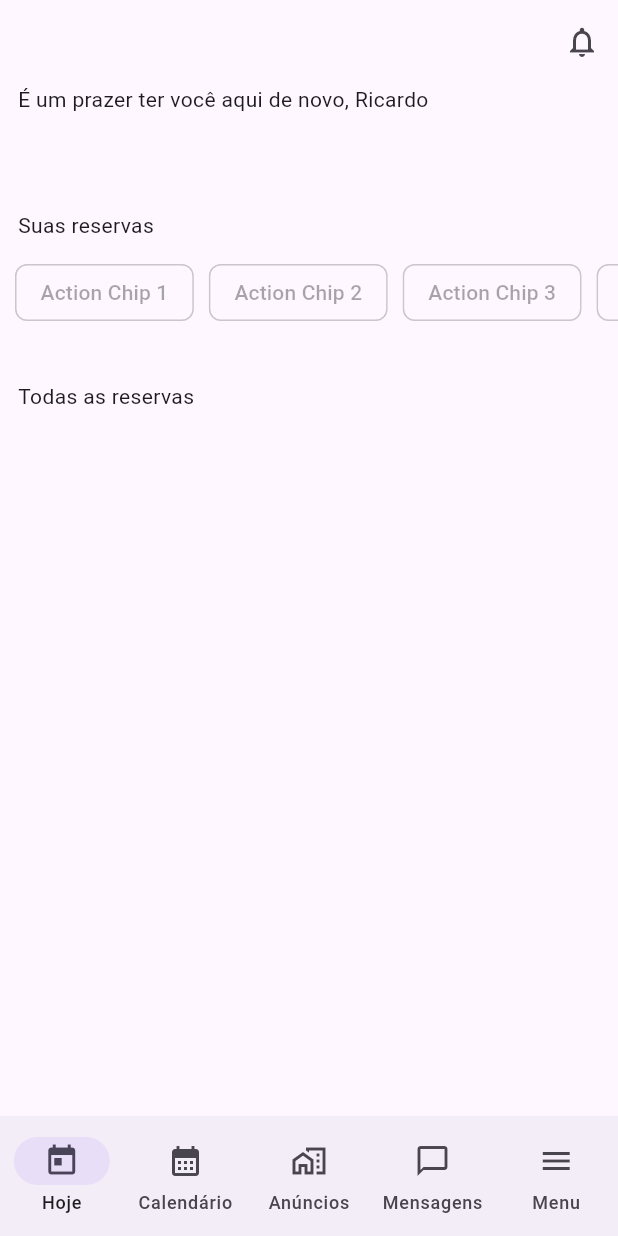
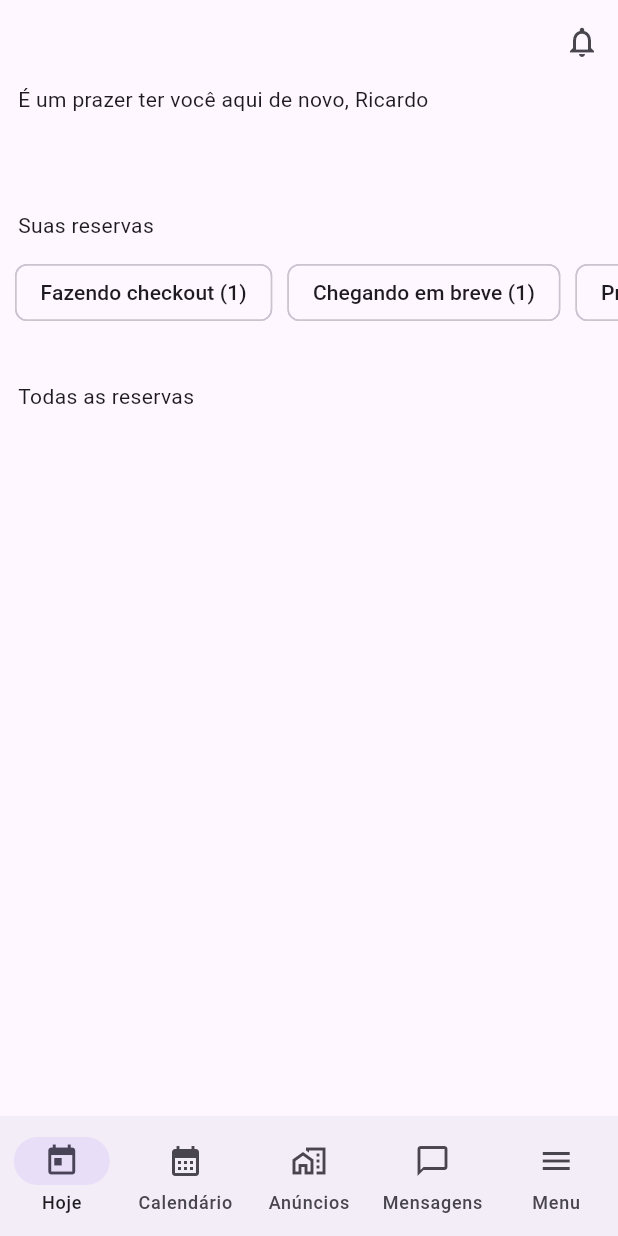
Before and after one commit to yurastico/airbnb-flutter-clone, a Flutter app: the screen it shows after launch, on a phone screen of 412 x 824 dp. Run offline on Flutter 3.47's test engine with Material 3 defaults, Android fonts, the phone set to English and light mode, and no system bars.

Commit message:
refactoring actionShips

```diff
--- a/lib/main.dart
+++ b/lib/main.dart
@@ -9,20 +9,28 @@
   const MyApp({super.key});
   @override
   Widget build(BuildContext context) {
-    return const MaterialApp(
+    return MaterialApp(
       home: MyHomePage(),
     );
   }
 }
 
 class MyHomePage extends StatefulWidget {
-  const MyHomePage({super.key});
+  MyHomePage({super.key});
+  final List<String> textsOfChips = [
+    "Fazendo checkout (1)",
+    "Chegando em breve (1)",
+    "Programados (1)",
+    "Análise pendente (1)",
+    "Hóspedes no momento (1)"
+  ];
   @override
   State<MyHomePage> createState() => _MyHomePageState();
 }
 
 class _MyHomePageState extends State<MyHomePage> {
   int currentPageIndex = 0;
+  List<bool> statesOfChips = [true, false, false, false, false];
   @override
   Widget build(BuildContext context) {
     return Scaffold(
@@ -89,28 +97,7 @@
             height: 70,
             child: ListView(
               scrollDirection: Axis.horizontal,
-              children: const [
-   SizedBox(width: 10,),
-   ActionChip(
-       label: Text("Action Chip 1")
-   ),
-   SizedBox(width: 10,),
-   ActionChip(
-       label: Text("Action Chip 2")
-   ),
-   SizedBox(width: 10,),
-   ActionChip(
-       label: Text("Action Chip 3")
-   ),
-   SizedBox(width: 10,),
-   ActionChip(
-       label: Text("Action Chip 4")
-   ),
-   SizedBox(width: 10,),
-   ActionChip(
-       label: Text("Action Chip 5")
-   ),
-],
+              children: List.generate(5, (index) => buildChoice(index)),
             ),
           ),
           insidePadding(const Text("Todas as reservas")),
@@ -121,4 +108,18 @@
   get advertisingTab => const Center(child: Text("Anúncio"));
   get messagesTab => const Center(child: Text("Mensagens"));
   get menuTab => const Center(child: Text("Menu"));
+
+  Widget buildChoice(int index) => Container(
+        margin: const EdgeInsets.only(left: 10),
+        child: ActionChip(
+          label: Text(
+            widget.textsOfChips[index],
+          ),
+          onPressed: () {
+            setState(() {
+              statesOfChips[index] = !statesOfChips[index];
+            });
+          },
+        ),
+      );
 }
```
